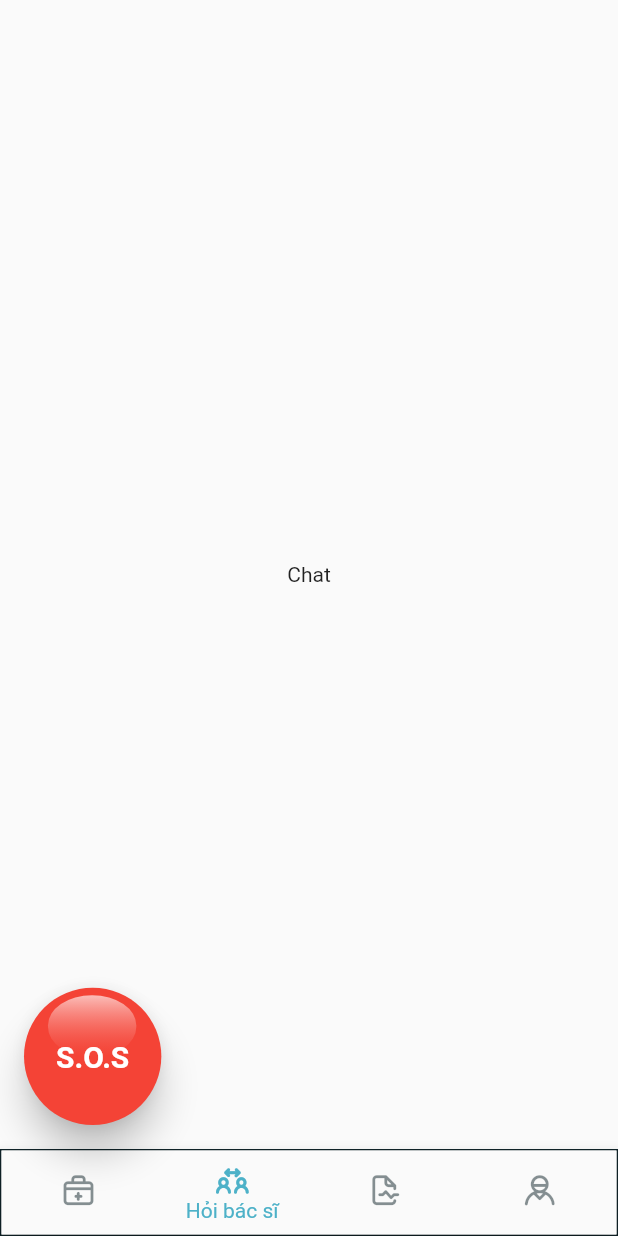
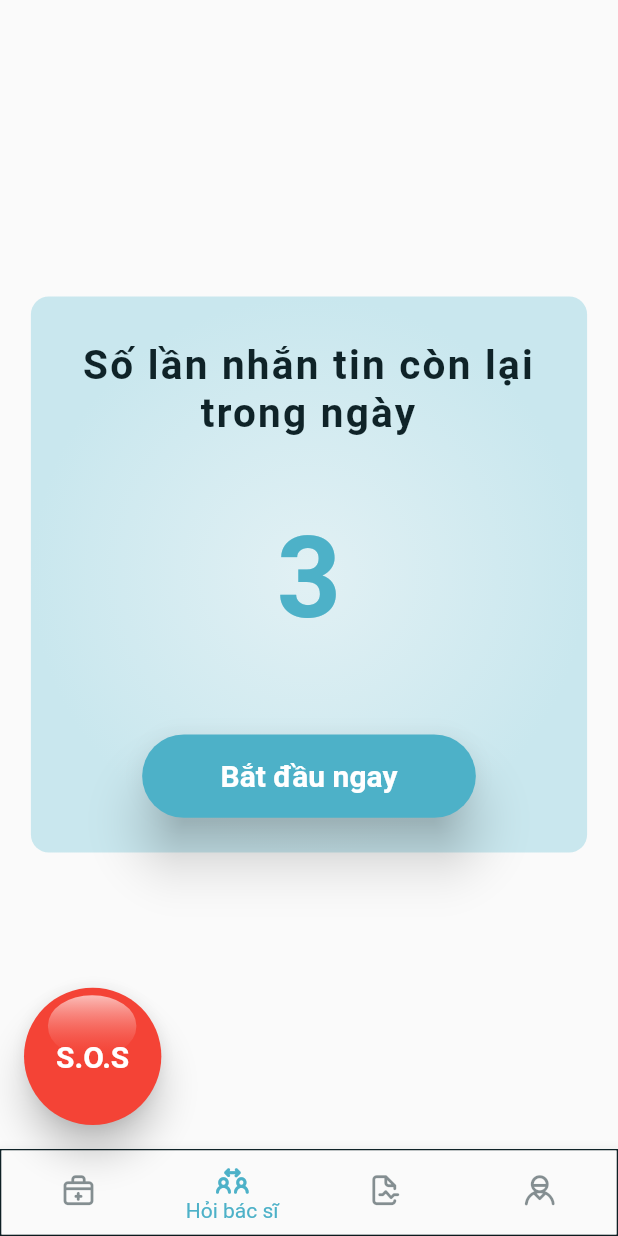
Before and after one commit to MedikanEmergency/medikan, a Flutter app: the screen it shows after launch, swiped to page 2, on a phone screen of 412 x 824 dp. Run offline on Flutter 3.47's test engine with Material 2 defaults, Android fonts, the phone set to English and light mode, and no system bars; missing offline and left inert: dart:ffi.

Commit message:
finish 'confirm-chat' screen

```diff
--- /dev/null
+++ b/lib/components/confirm_chat_button.dart
@@ -0,0 +1,46 @@
+import 'dart:ffi';
+
+import 'package:flutter/material.dart';
+import 'package:medikan/screens/chatting_screen.dart';
+import 'package:medikan/themes/theme_data.dart';
+
+class ConfirmChatButton extends StatelessWidget {
+  void startChatting(BuildContext context) {
+    Navigator.of(context).push(
+      MaterialPageRoute(
+        builder: (context) {
+          return ChattingScreen();
+        },
+      ),
+    );
+  }
+
+  @override
+  Widget build(BuildContext context) {
+    return LayoutBuilder(
+      builder: (context, constraints) {
+        return ElevatedButton(
+          child: Text(
+            "Bắt đầu ngay",
+            style: TextStyle(
+                color: ColorData.background,
+                fontSize: 20,
+                letterSpacing: 0,
+                fontWeight: FontWeight.bold),
+          ),
+          onPressed: () => startChatting(context),
+          style: ElevatedButton.styleFrom(
+              shape: RoundedRectangleBorder(
+                borderRadius: BorderRadius.circular(90),
+              ),
+              primary: ColorData.primary,
+              fixedSize: Size(
+                constraints.maxWidth * 0.6,
+                constraints.maxWidth * 0.15,
+              ),
+              elevation: ElevationData.elevated15),
+        );
+      },
+    );
+  }
+}
--- a/lib/screens/chat_screen.dart
+++ b/lib/screens/chat_screen.dart
@@ -1,11 +1,57 @@
+import 'package:flutter/cupertino.dart';
 import 'package:flutter/material.dart';
+import 'package:medikan/components/confirm_chat_button.dart';
+import 'package:medikan/themes/theme_data.dart';
 
 class Chat extends StatelessWidget {
   @override
   Widget build(BuildContext context) {
+    final screen_height = MediaQuery.of(context).size.height;
+    final screen_width = MediaQuery.of(context).size.width;
     return Scaffold(
       body: Center(
-        child: Text("Chat"),
+        child: Container(
+          decoration: BoxDecoration(
+            borderRadius: BorderRadius.circular(12),
+            color: ColorData.secondary,
+            gradient: RadialGradient(
+              colors: [
+                ColorData.secondary.withOpacity(0.5),
+                ColorData.secondary,
+              ],
+              center: Alignment.center,
+            ),
+          ),
+          width: screen_width * 0.9,
+          height: screen_width * 0.9,
+          child: Column(
+            crossAxisAlignment: CrossAxisAlignment.center,
+            children: [
+              Padding(
+                padding: EdgeInsets.only(top: 30),
+                child: Text(
+                  "Số lần nhắn tin còn lại trong ngày",
+                  style: FontStyleData.H2_bold_30,
+                  textAlign: TextAlign.center,
+                ),
+              ),
+              Padding(
+                padding: EdgeInsets.symmetric(vertical: 50),
+                child: Text(
+                  "3",
+                  style: TextStyle(
+                      color: ColorData.primary,
+                      fontSize: 75,
+                      fontWeight: FontWeight.bold),
+                ),
+              ),
+              Padding(
+                padding: EdgeInsets.only(top: 10),
+                child: ConfirmChatButton(),
+              ),
+            ],
+          ),
+        ),
       ),
     );
   }
--- /dev/null
+++ b/lib/screens/chatting_screen.dart
@@ -0,0 +1,15 @@
+import 'package:flutter/material.dart';
+
+class ChattingScreen extends StatelessWidget {
+  @override
+  Widget build(BuildContext context) {
+    return Scaffold(
+      appBar: AppBar(
+        title: Text("Chatting"),
+      ),
+      body: Center(
+        child: Text("Hello"),
+      ),
+    );
+  }
+}
--- a/lib/themes/theme_data.dart
+++ b/lib/themes/theme_data.dart
@@ -16,11 +16,11 @@ class ColorData {
 }
 
 class ElevationData {
-  static const elevated0 = 0;
-  static const elevated5 = 5;
-  static const elevated10 = 10;
-  static const elevated15 = 15;
-  static const elevated20 = 20;
+  static const double elevated5 = 5;
+  static const double elevated0 = 0;
+  static const double elevated10 = 10;
+  static const double elevated15 = 15;
+  static const double elevated20 = 20;
 }
 
 class FontStyleData {
```
